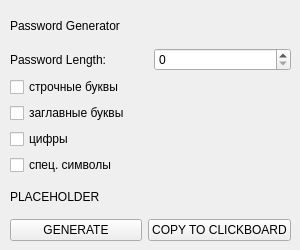
Before: the Qt Designer form ui/calculator v0.1.ui in jaroslaw21012012/firstAPP, drawn with Qt 5.
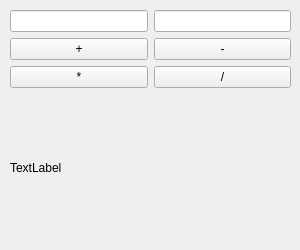
After: the same form once the commit is applied.

The edit to the form file:
```diff
--- a/ui/calculator v0.1.ui
+++ b/ui/calculator v0.1.ui
@@ -23,86 +23,55 @@
     </rect>
    </property>
    <layout class="QVBoxLayout" name="verticalLayout">
-    <item>
-     <widget class="QLabel" name="label">
-      <property name="text">
-       <string>Password Generator</string>
-      </property>
-     </widget>
-    </item>
     <item>
      <layout class="QHBoxLayout" name="horizontalLayout">
       <item>
-       <widget class="QLabel" name="label_2">
-        <property name="text">
-         <string>Password Length:</string>
-        </property>
-       </widget>
+       <widget class="QLineEdit" name="lineEdit"/>
       </item>
       <item>
-       <widget class="QSpinBox" name="spinBox"/>
+       <widget class="QLineEdit" name="lineEdit_2"/>
       </item>
      </layout>
     </item>
     <item>
-     <widget class="QCheckBox" name="checkBox">
-      <property name="text">
-       <string>строчные буквы</string>
-      </property>
-     </widget>
-    </item>
-    <item>
-     <widget class="QCheckBox" name="checkBox_2">
-      <property name="text">
-       <string>заглавные буквы</string>
-      </property>
-     </widget>
-    </item>
-    <item>
-     <widget class="QCheckBox" name="checkBox_3">
-      <property name="text">
-       <string>цифры</string>
-      </property>
-     </widget>
-    </item>
-    <item>
-     <widget class="QCheckBox" name="checkBox_4">
-      <property name="text">
-       <string>спец. символы</string>
-      </property>
-     </widget>
-    </item>
-    <item>
-     <widget class="QLabel" name="label_3">
-      <property name="text">
-       <string>PLACEHOLDER</string>
-      </property>
-     </widget>
-    </item>
-    <item>
-     <layout class="QHBoxLayout" name="horizontalLayout_2">
-      <item>
+     <layout class="QGridLayout" name="gridLayout">
+      <item row="1" column="1">
+       <widget class="QPushButton" name="pushButton_4">
+        <property name="text">
+         <string>/</string>
+        </property>
+       </widget>
+      </item>
+      <item row="1" column="0">
+       <widget class="QPushButton" name="pushButton_3">
+        <property name="text">
+         <string>*</string>
+        </property>
+       </widget>
+      </item>
+      <item row="0" column="1">
        <widget class="QPushButton" name="pushButton_2">
         <property name="text">
-         <string>GENERATE</string>
+         <string>-</string>
         </property>
        </widget>
       </item>
-      <item>
+      <item row="0" column="0">
        <widget class="QPushButton" name="pushButton">
-        <property name="enabled">
-         <bool>true</bool>
-        </property>
-        <property name="mouseTracking">
-         <bool>false</bool>
-        </property>
         <property name="text">
-         <string>COPY TO CLICKBOARD</string>
+         <string>+</string>
         </property>
        </widget>
       </item>
      </layout>
     </item>
+    <item>
+     <widget class="QLabel" name="label">
+      <property name="text">
+       <string>TextLabel</string>
+      </property>
+     </widget>
+    </item>
    </layout>
   </widget>
  </widget>
```
